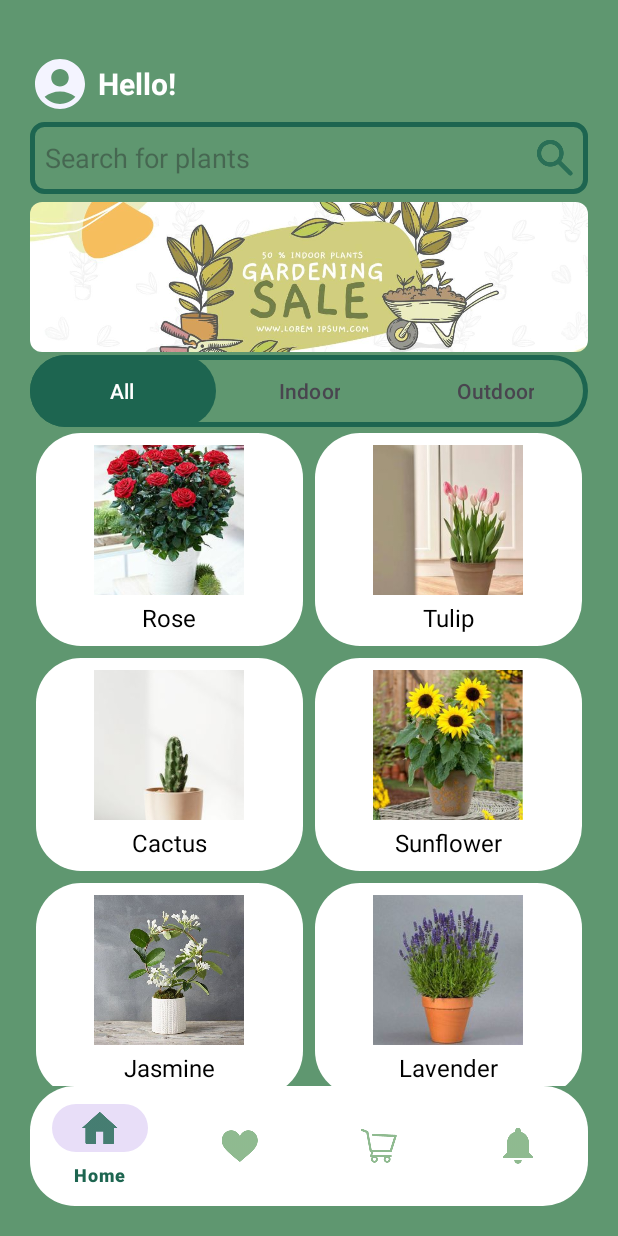
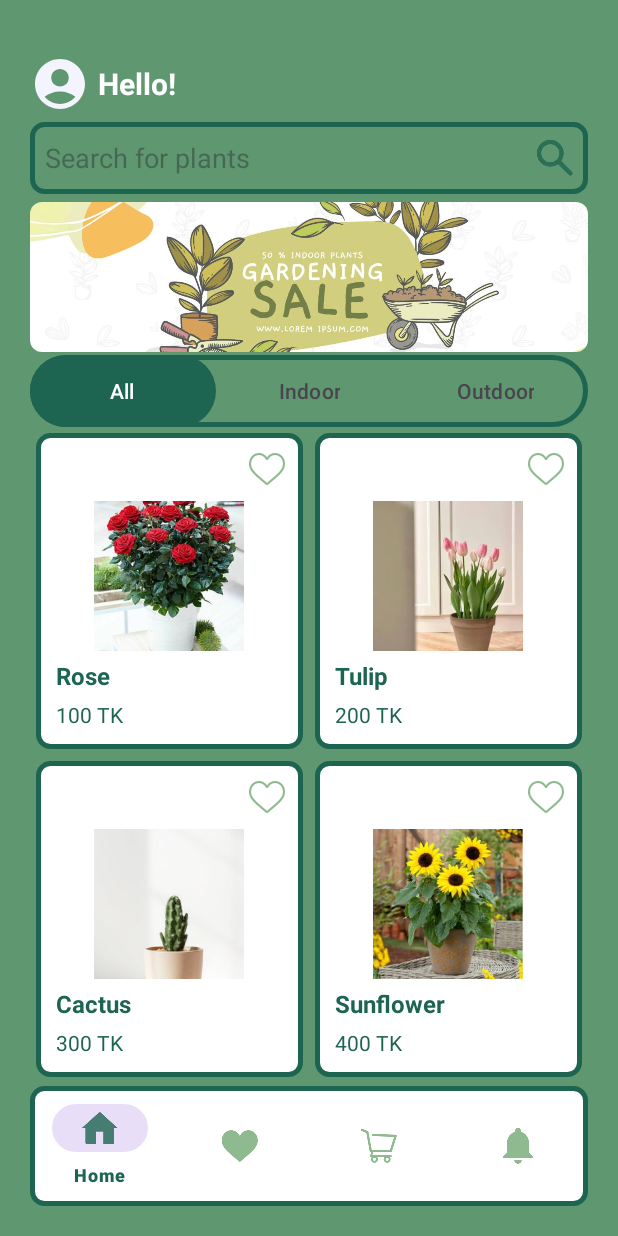
Before and after one commit to Mahfuza-Nasrin/Plantly, an Android app: the screen it shows after launch once a user with an empty profile is signed in (HomePageActivity), on a phone screen of 412 x 824 dp. Run offline under Robolectric (Android 15) with nearby library versions, the light colour scheme and no system bars; our stand-ins replace Firebase (no records; nobody signed in at launch, a user with empty details on screens opened directly).

Commit message:
Updated UI

```diff
--- a/app/src/main/java/com/example/plantly/AllPlantFragment.java
+++ b/app/src/main/java/com/example/plantly/AllPlantFragment.java
@@ -33,12 +33,12 @@ public class AllPlantFragment extends Fragment {
 
         // Create sample data
         List<PlantModel> plantList = new ArrayList<>();
-        plantList.add(new PlantModel("Rose", R.drawable.rose_image));
-        plantList.add(new PlantModel("Tulip", R.drawable.tulip_image));
-        plantList.add(new PlantModel("Cactus", R.drawable.cactus_image));
-        plantList.add(new PlantModel("Sunflower", R.drawable.sunflower_image));
-        plantList.add(new PlantModel("Jasmine", R.drawable.jasmine_image));
-        plantList.add(new PlantModel("Lavender", R.drawable.lavender_image));
+        plantList.add(new PlantModel("Rose", R.drawable.rose_image ,100));
+        plantList.add(new PlantModel("Tulip", R.drawable.tulip_image,200));
+        plantList.add(new PlantModel("Cactus", R.drawable.cactus_image,300));
+        plantList.add(new PlantModel("Sunflower", R.drawable.sunflower_image ,400));
+        plantList.add(new PlantModel("Jasmine", R.drawable.jasmine_image,500));
+        plantList.add(new PlantModel("Lavender", R.drawable.lavender_image,600));
 
         // Set up adapter
         PlantAdapter adapter = new PlantAdapter(plantList);
--- a/app/src/main/java/com/example/plantly/PlantAdapter.java
+++ b/app/src/main/java/com/example/plantly/PlantAdapter.java
@@ -27,6 +27,8 @@ public class PlantAdapter extends RecyclerView.Adapter<PlantAdapter.PlantViewHol
     public void onBindViewHolder(@NonNull PlantViewHolder holder, int position) {
         PlantModel plant = plantList.get(position);
         holder.plantNameTextView.setText(plant.getName());
+        String plantPrice = Integer.toString(plant.getPlantPrice());
+        holder.plantPriceTextView.setText(plantPrice + " TK");
         holder.plantImageView.setImageResource(plant.getImageResourceId()); // Set image
     }
 
@@ -36,13 +38,15 @@ public class PlantAdapter extends RecyclerView.Adapter<PlantAdapter.PlantViewHol
     }
 
     static class PlantViewHolder extends RecyclerView.ViewHolder {
-        ImageView plantImageView;
-        TextView plantNameTextView;
+        ImageView plantImageView, plantHeart;
+        TextView plantNameTextView,plantPriceTextView;
 
         public PlantViewHolder(@NonNull View itemView) {
             super(itemView);
+
             plantImageView = itemView.findViewById(R.id.plantImageView);
             plantNameTextView = itemView.findViewById(R.id.plantNameTextView);
+            plantPriceTextView = itemView.findViewById(R.id.plantPriceTextView);
         }
     }
 }
--- a/app/src/main/java/com/example/plantly/PlantModel.java
+++ b/app/src/main/java/com/example/plantly/PlantModel.java
@@ -5,10 +5,13 @@ public class PlantModel {
 
         private String name;
         private int imageResourceId;
+        private int plantPrice;
 
-        public PlantModel(String name, int imageResourceId) {
+        public PlantModel(String name, int imageResourceId,int plantPrice) {
             this.name = name;
             this.imageResourceId = imageResourceId;
+            this.plantPrice = plantPrice;
+
         }
 
         public  String getName() {
@@ -18,6 +21,11 @@ public class PlantModel {
         public int getImageResourceId() {
             return imageResourceId;
         }
+    public int getPlantPrice() {
+        return plantPrice;
+    }
+
+
 
 
 
--- a/app/src/main/res/drawable/card_for_plant_item.xml
+++ b/app/src/main/res/drawable/card_with_border.xml
@@ -2,7 +2,9 @@
 <shape xmlns:android="http://schemas.android.com/apk/res/android" android:shape="rectangle">
 
     <solid android:color="@color/white"/>
-    <corners android:radius="30dp"
-        />
+    <stroke
+        android:width="3dp"
+        android:color="#1D6550" />
+    <corners android:radius="8dp" />
 
 </shape>
--- a/app/src/main/res/layout/activity_home_page.xml
+++ b/app/src/main/res/layout/activity_home_page.xml
@@ -117,7 +117,7 @@
             android:id="@+id/bottomNavBar"
             android:layout_width="match_parent"
             android:layout_height="wrap_content"
-            android:background="@drawable/bar"
+            android:background="@drawable/card_with_border"
             app:itemIconTint="@drawable/select"
             app:itemTextColor="@drawable/select"
             app:menu="@menu/bottom_nav_menu" />
--- a/app/src/main/res/layout/item_plant.xml
+++ b/app/src/main/res/layout/item_plant.xml
@@ -1,30 +1,61 @@
 <?xml version="1.0" encoding="utf-8"?>
 <LinearLayout xmlns:android="http://schemas.android.com/apk/res/android"
+    xmlns:tools="http://schemas.android.com/tools"
     android:layout_width="match_parent"
     android:layout_height="wrap_content"
-    xmlns:tools="http://schemas.android.com/tools"
     android:orientation="vertical"
     android:padding="8dp"
-    android:gravity="center"
     android:layout_margin="4dp"
-    android:background="@drawable/card_for_plant_item"
-    >
+    android:layout_gravity="center"
+    android:background="@drawable/card_with_border">
+
+
+
+        <ImageView
+            android:id="@+id/plantHeart"
+            android:layout_width="wrap_content"
+            android:layout_height="wrap_content"
+            android:layout_gravity="end"
+            android:layout_margin="4dp"
+            android:background="@drawable/ic_outline_heart"
+            android:backgroundTint="@drawable/select"
+            android:clickable="true"
+            android:contentDescription="@string/wishlist"
+            android:focusable="true"
+            android:scaleType="centerCrop"
+            tools:ignore="TouchTargetSizeCheck" />
 
     <ImageView
         android:id="@+id/plantImageView"
         android:layout_width="100dp"
         android:layout_height="100dp"
+        android:layout_marginTop="5dp"
         android:scaleType="centerCrop"
         android:src="@drawable/sample_item_img"
+        android:layout_gravity="center"
         />
 
     <TextView
         android:id="@+id/plantNameTextView"
         android:layout_width="wrap_content"
         android:layout_height="wrap_content"
-        android:layout_marginTop="4dp"
+        android:layout_below="@+id/plantImageView"
+        android:layout_marginTop="5dp"
         android:text="Snake Plant"
+        android:textColor="@color/app_color_dark"
         android:textSize="16sp"
-        android:textColor="@android:color/black"
-        android:gravity="center" />
+        android:textStyle="bold"
+        android:layout_marginStart="5dp"
+        />
+
+    <TextView
+        android:id="@+id/plantPriceTextView"
+        android:layout_width="wrap_content"
+        android:layout_height="wrap_content"
+        android:layout_margin="5dp"
+        android:text="500 TK"
+        android:textColor="@color/app_color_dark"
+        android:textSize="14sp"
+
+         />
 </LinearLayout>
--- a/app/src/main/res/values/strings.xml
+++ b/app/src/main/res/values/strings.xml
@@ -2,5 +2,6 @@
     <string name="app_name">Plantly</string>
     <!-- TODO: Remove or change this placeholder text -->
     <string name="hello_blank_fragment">Hello blank fragment</string>
+    <string name="wishlist">Wishlist</string>
 
 </resources>
```
Also changed, not shown: app/src/main/res/drawable-hdpi/ic_outline_heart.png (added), app/src/main/res/drawable-mdpi/ic_outline_heart.png (added), app/src/main/res/drawable-xhdpi/ic_outline_heart.png (added), app/src/main/res/drawable-xxhdpi/ic_outline_heart.png (added), app/src/main/res/drawable-xxxhdpi/ic_outline_heart.png (added).
